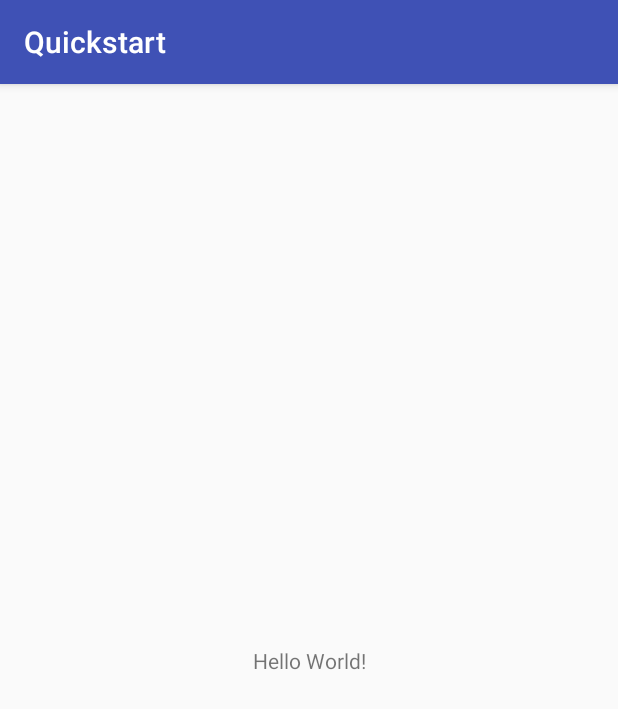
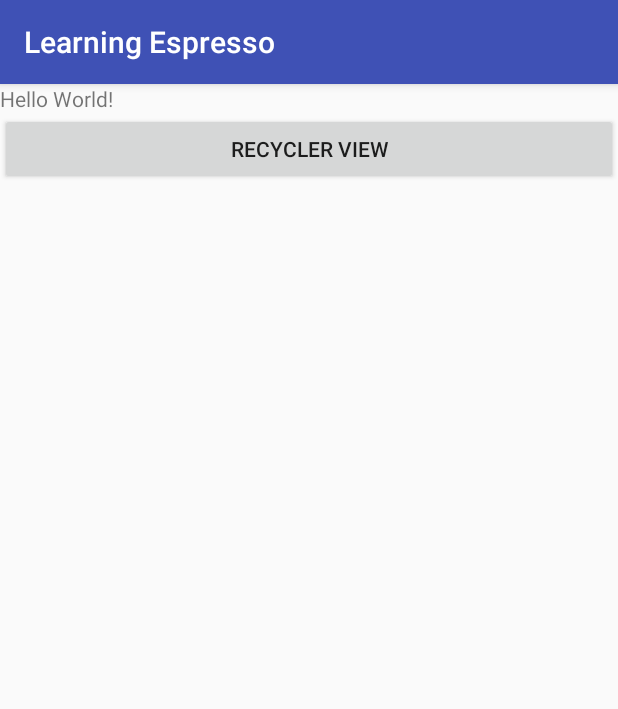
Before and after one commit to imsardine/learning, an Android app: the screen it shows after launch (MainActivity), on a phone screen of 412 x 824 dp. Shown: the top 709 px of the screen. Run offline under Robolectric (Android 15) with nearby library versions, the phone set to English and light mode, and no system bars.

Commit message:
[espresso] Add a recycler view

```diff
--- a/espresso/app/src/main/AndroidManifest.xml
+++ b/espresso/app/src/main/AndroidManifest.xml
@@ -16,6 +16,8 @@
                 <category android:name="android.intent.category.LAUNCHER"/>
             </intent-filter>
         </activity>
+        <activity android:name=".RecyclerViewActivity">
+        </activity>
     </application>
 
 </manifest>
--- a/espresso/app/src/main/res/layout/activity_main.xml
+++ b/espresso/app/src/main/res/layout/activity_main.xml
@@ -1,19 +1,17 @@
 <?xml version="1.0" encoding="utf-8"?>
-<android.support.constraint.ConstraintLayout
+<LinearLayout
     xmlns:android="http://schemas.android.com/apk/res/android"
-    xmlns:app="http://schemas.android.com/apk/res-auto"
-    xmlns:tools="http://schemas.android.com/tools"
+    android:orientation="vertical"
     android:layout_width="match_parent"
-    android:layout_height="match_parent"
-    tools:context=".MainActivity">
+    android:layout_height="match_parent">
 
     <TextView
-        android:layout_width="wrap_content"
+        android:layout_width="match_parent"
         android:layout_height="wrap_content"
-        android:text="Hello World!"
-        app:layout_constraintBottom_toBottomOf="parent"
-        app:layout_constraintLeft_toLeftOf="parent"
-        app:layout_constraintRight_toRightOf="parent"
-        app:layout_constraintTop_toTopOf="parent"/>
-
-</android.support.constraint.ConstraintLayout>
+        android:text="Hello World!" />
+    <Button
+        android:layout_width="match_parent"
+        android:layout_height="wrap_content"
+        android:text="Recycler View"
+        android:onClick="showRecyclerView"/>
+</LinearLayout>
--- a/espresso/app/src/main/res/values/strings.xml
+++ b/espresso/app/src/main/res/values/strings.xml
@@ -1,3 +1,3 @@
 <resources>
-    <string name="app_name">Quickstart</string>
+    <string name="app_name">Learning Espresso</string>
 </resources>
--- a/espresso/build.gradle
+++ b/espresso/build.gradle
@@ -21,3 +21,7 @@ allprojects {
 task clean(type: Delete) {
     delete rootProject.buildDir
 }
+
+ext {
+    SUPPORT_LIBRARY_VERSION = '25.3.1'
+}
```
Also changed, not shown: espresso/app/build.gradle (+10 -3 lines), espresso/app/src/main/java/learning/espresso/MainActivity.java (+8 -0 lines), espresso/app/src/main/java/learning/espresso/RecyclerViewActivity.java (added, +66 -0 lines), espresso/app/src/main/res/layout/activity_recycler_view.xml (added, +18 -0 lines), espresso/app/src/main/res/layout/list_item_layout.xml (added, +11 -0 lines).
